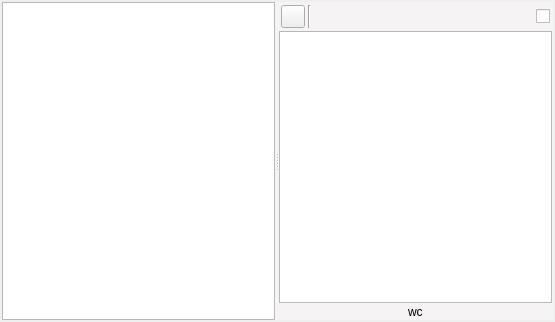
zkovari/plotlyst, file ui/manuscript_view.ui: the form before one commit.
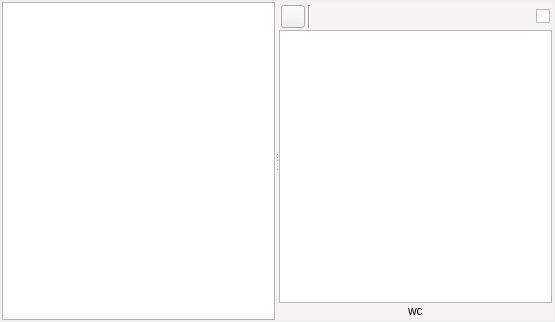
The form after the commit. Custom widgets are drawn as their Qt base class.

Commit message: Style manuscript bottombar #223

Patch:
```diff
--- a/ui/manuscript_view.ui
+++ b/ui/manuscript_view.ui
@@ -64,7 +64,7 @@
        </property>
        <layout class="QVBoxLayout" name="verticalLayout">
         <property name="spacing">
-         <number>1</number>
+         <number>0</number>
         </property>
         <property name="leftMargin">
          <number>0</number>
@@ -176,7 +176,14 @@
            </sizepolicy>
           </property>
           <property name="styleSheet">
-           <string notr="true">#wdgBottom {background-color: #f5f3f4;}</string>
+           <string notr="true">#wdgBottom {
+    background-color: qlineargradient(x1: 0, y1: 0, x2: 0.5, y2: 0.5, x3: 1, y3: 1,
+                                      stop: 0 #FFFFFF, stop: 1 #E1E1E1, stop: 2 #E7E7E7);
+	border-bottom-left-radius: 6px;
+	border-bottom-right-radius: 6px;
+    border: 1px hidden black;
+    border-top: 0px;
+}</string>
           </property>
           <layout class="QHBoxLayout" name="horizontalLayout_3">
            <property name="spacing">
@@ -192,9 +199,9 @@
             <number>2</number>
            </property>
            <property name="bottomMargin">
-            <number>1</number>
+            <number>2</number>
            </property>
-           <item alignment="Qt::AlignHCenter">
+           <item alignment="Qt::AlignHCenter|Qt::AlignVCenter">
             <widget class="QLabel" name="lblWordCount">
              <property name="text">
               <string>wc</string>
```
